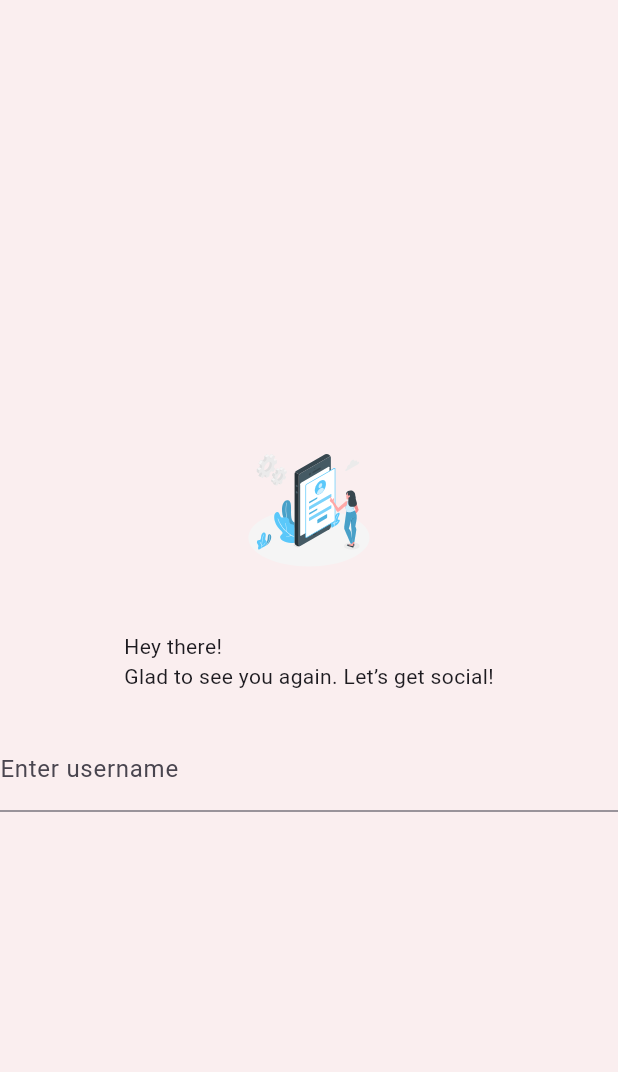
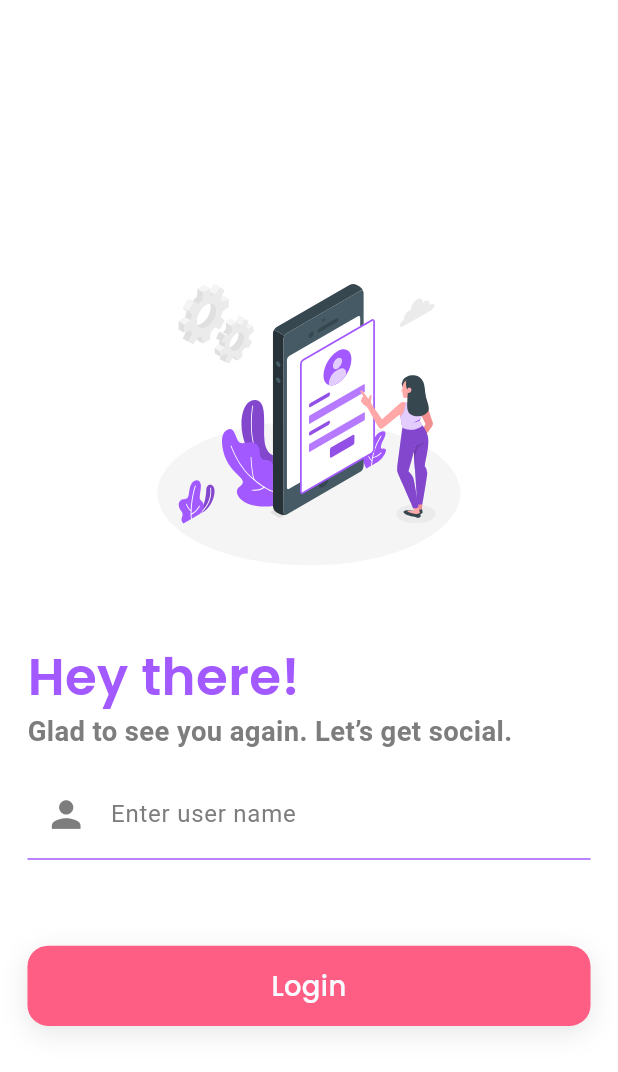
Before and after one commit to TanviDoshi/kevit-practical, a Flutter app: the screen it shows after launch, on a phone screen of 412 x 824 dp. Shown: the top 1072 px of the screen. Run offline on Flutter 3.47's test engine with Material 3 defaults, Android fonts, the phone set to English and light mode, and no system bars; our stand-ins replace flutter_screenutil, flutter_svg, get, shared_preferences; Roboto replaces fonts that are missing (regularFont).

Commit message:
login view created

```diff
--- a/lib/controllers/login_controller.dart
+++ b/lib/controllers/login_controller.dart
@@ -1,3 +1,56 @@
-class LoginController {
+import 'package:flutter/cupertino.dart';
+import 'package:get/get.dart';
+
+
+import '../routes/app_routes.dart';
+import '../services/storage_service.dart';
+import '../utils/constants.dart';
+
+
+class LoginController extends GetxController{
+  late TextEditingController usernameController;
+  bool isValidUsername = false;
+  String? errorText;
+  bool isLoading = false;
+  final storage = Get.find<StorageService>();
+
+  @override
+  void onInit() {
+    usernameController = TextEditingController();
+    super.onInit();
+  }
+
+  bool isValidateUsername(){
+    if(usernameController.text.isEmpty){
+      errorText = "Please enter username";
+      isValidUsername = false;
+    }else if(usernameController.text.length < 3){
+      errorText = "Username must be at least 3 characters long";
+      isValidUsername = false;
+    }else{
+      errorText = null;
+      isValidUsername = true;
+    }
+    update();
+    return isValidUsername;
+  }
+
+  login() async{
+    isLoading = true;
+    update();
+
+    await storage.setBoolean(Constants.isLogin, true);
+    await storage.setString(Constants.userName,usernameController.text);
+    isLoading = false;
+    navigateToDashboard();
+    update();
+
+
+
+  }
+  navigateToDashboard() {
+    Routes.navigateToFeedView();
+
+  }
 
 }
--- a/lib/main.dart
+++ b/lib/main.dart
@@ -1,4 +1,5 @@
 import 'package:flutter/material.dart';
+import 'package:flutter/services.dart';
 import 'package:flutter_screenutil/flutter_screenutil.dart';
 import 'package:get/get.dart';
 import 'package:kevit_insta_feed/routes/app_pages.dart';
@@ -6,10 +7,21 @@ import 'package:kevit_insta_feed/utils/color_constants.dart';
 import 'package:kevit_insta_feed/utils/route_constants.dart';
 import 'package:kevit_insta_feed/utils/string_constants.dart';
 
+import 'services/storage_service.dart';
+
 void main() async{
   WidgetsFlutterBinding.ensureInitialized();
-  //Get.put(BaseController(),permanent: true);
   await Future.delayed(const Duration(milliseconds: 300));
+  await Get.putAsync(() => StorageService().init());
+  SystemChrome.setSystemUIOverlayStyle(SystemUiOverlayStyle(
+    statusBarColor: Colors.transparent, // Make status bar transparent
+    statusBarIconBrightness: Brightness.dark, // For Android
+    statusBarBrightness: Brightness.light, // For iOS
+  ));
+  await SystemChrome.setPreferredOrientations([
+    DeviceOrientation.portraitUp,
+    DeviceOrientation.portraitDown,
+  ]);
   runApp(MyApp());
 }
 
--- /dev/null
+++ b/lib/routes/app_routes.dart
@@ -0,0 +1,10 @@
+import 'package:get/get.dart';
+
+import '../utils/route_constants.dart';
+
+
+class Routes{
+  static Future<void> navigateToFeedView() async {
+    Get.offAllNamed(RouteConstants.feedView);
+  }
+}
--- /dev/null
+++ b/lib/services/storage_service.dart
@@ -0,0 +1,42 @@
+import 'package:get/get.dart';
+import 'package:shared_preferences/shared_preferences.dart';
+
+
+class StorageService extends GetxService{
+  late SharedPreferences _prefs;
+
+  Future<StorageService> init() async {
+    _prefs = await SharedPreferences.getInstance();
+    return this;
+  }
+
+  Future<void> setBoolean(String key, bool value) async{
+    await _prefs.setBool(key, value);
+  }
+
+  Future<bool?> getBoolean(String key) async{
+    return _prefs.getBool(key);
+  }
+
+  Future<void> setString(String key,String value) async{
+    await _prefs.setString(key, value);
+  }
+
+  Future<String?> getString(String key) async{
+    return _prefs.getString(key);
+  }
+
+  Future<void> setInt(String key,int value) async{
+    await _prefs.setInt(key, value);
+  }
+
+  Future<int?> getInt(String key) async{
+    return _prefs.getInt(key);
+  }
+
+  Future<void> clear() async{
+    _prefs.clear();
+  }
+
+
+}
--- a/lib/utils/color_constants.dart
+++ b/lib/utils/color_constants.dart
@@ -1,34 +1,23 @@
 import 'dart:ui';
 
 class ColorConstants{
-  static const colorScreenBackground = Color(0xFFFAEEEF);
-  static const colorPrimary = Color(0xFFE30016);
+  static const colorScreenBackground = Color(0xFFFFFFFF);
+  static const colorPrimary = Color(0xFFA259FF);
+  static const colorSecondary = Color(0xFFFF5E84);
+  static const colorTextPrimary = Color(0xFF1C1C1C);
+  static const colorTextSecondary = Color(0xFF7D7D7D);
+  static const colorTextWhite = Color(0xFFF8FBFF);
+  static const colorBorderBlue = Color(0xFF0A66C2);
+  static const colorBorderGray = Color(0xFF8C8C8C);
+  static const colorTextError = Color(0xFFFF3B3B);
+  static const colorLightGray = Color(0xFFEBEBEB);
   static const colorWhite = Color(0xFFFFFFFF);
-  static const colorTextPrimary = Color(0xFF3D3A3A);
-  static const colorTextSecondary = Color(0xFFA4a49c);
-
-  static const colorTextTertiary = Color(0xFF9A9A9A);
-  static const colorTextLightGray = Color(0xFF969696);
-  static const colorTextYellow = Color(0xFFFFDB9E);
-  static const colorSeparator = Color(0xFF949494);
-  static const colorButton = Color(0xFFFFDB9E);
-  static const colorTextButton = Color(0xFF111111);
-  static const colorBackArrow = Color(0xFFAF7F31);
-  static const colorWhiteOpacity = Color(0x1AFFFFFF);
-  static const colorBottomNavigation = Color(0x80575757);
-  static const unSelectedIcon = Color(0xFFA7A7A7);
-  static const searchBarColor = Color(0xFF4B4B4B);
-  static const strokeColor = Color(0xFFBFBFBF);
-  static const appBarTitleColor = Color(0xFFFFDB9E);
-  static const colorBlack = Color(0xFF000000);
-  static const colorTextGreen = Color(0xFF98D169);
-  static const colorYellowStroke = Color(0xFFF5C677);
-  static const colorYellowFill = Color(0xFFAF7F31);
-  static const colorYellowContainer = Color(0xFFF5C677);
-  static const colorContainerGreen = Color(0xFF638646);
-  static const colorLightGreen = Color(0xFFC6E9A8);
-  static const colorLightRed = Color(0xFFE17171);
-  static const colorNotificationIcon = Color(0xFFF5C677);
-  static const colorCircularIndicator = Color(0xFFAF7F31);
-
+  static const colorIconNormal = Color(0xFF373737);
+  static const colorIconSelected = Color(0xFF0A66C2);
+  static const colorContainerGray = Color(0xFFF1F2F4);
+  static const colorTextBlue = Color(0xFF0A66C2);
+  static const colorTextTertiary = Color(0xFF3D3D3D);
+  static const colorDarkBlue = Color(0xFF07427C);
+  static const colorTextRed = Color(0xFFAF0006);
+  static const Color colorOffWhite = Color(0xFFF2F0EF);
 }
--- /dev/null
+++ b/lib/utils/constants.dart
@@ -0,0 +1,4 @@
+class Constants{
+  static const String isLogin  = "isLogin";
+  static const String userName = "userName";
+}
--- a/lib/utils/route_constants.dart
+++ b/lib/utils/route_constants.dart
@@ -1,3 +1,4 @@
 class RouteConstants{
-  static const String login = '/login';
+  static const String login = '/loginView';
+  static const String feedView = '/feedView';
 }
--- a/lib/views/auth/login_view.dart
+++ b/lib/views/auth/login_view.dart
@@ -1,43 +1,88 @@
 import 'package:flutter/material.dart';
 import 'package:flutter_screenutil/flutter_screenutil.dart';
 import 'package:flutter_svg/flutter_svg.dart';
-import 'package:kevit_insta_feed/views/widgets/text_view_widget.dart';
+import 'package:get/get.dart';
+import '../../controllers/login_controller.dart';
+import '../../utils/color_constants.dart';
+import '../widgets/button_view_widget.dart';
+import '../widgets/font_styles.dart';
+import '../widgets/progress_view_widget.dart';
+import '../widgets/text_field_widget.dart';
 
 class LoginView extends StatelessWidget {
   const LoginView({super.key});
 
   @override
   Widget build(BuildContext context) {
+    return GetBuilder<LoginController>(builder: (controller) {
       return Scaffold(
-      body: Center(
+        body: Padding(
+          padding: EdgeInsets.all(16.sp),
+          child: Stack(
+            children: [
+              Center(
                 child: SingleChildScrollView(
                   child: Column(
-            mainAxisAlignment: MainAxisAlignment.center,
+                    crossAxisAlignment: CrossAxisAlignment.start,
                     children: [
-              SvgPicture.asset(
+                      Center(
+                        child: SvgPicture.asset(
                           'assets/images/login_vector.svg',
-                width: 100.sp,
-                height: 100.sp,
+                          width: 250.sp,
+                          height: 250.sp,
+                        ),
+                      ),
+                      Text.rich(TextSpan(
+                          text: 'Hey there!',
+                          style: FontStyles.fontSemiBoldTextStyle(
+                              textSize: 30.sp, color: ColorConstants.colorPrimary),
+                          children: [
+                            TextSpan(
+                              text: '\nGlad to see you again. Let’s get social.',
+                              style: FontStyles.fontRegularTextStyle(
+                                  textSize: 16.sp,
+                                  color: ColorConstants.colorTextSecondary),
+                            ),
+                          ])),
+                      SizedBox(height: 10.sp),
+                      TextFieldWidget(
+                          keyboardType: TextInputType.text,
+                          textInputAction: TextInputAction.done,
+                          textEditingController: controller.usernameController,
+                          hintText: 'Enter user name',
+                          prefixIcon: Padding(
+                            padding: EdgeInsets.all(10.sp),
+                            child: Icon(
+                              Icons.person,
+                              color: ColorConstants.colorTextSecondary,
+                              size: 25.sp,
+                            ),
+                          ),
+                          error: controller.errorText,
+                          onChanged: (value) {
+                            controller.isValidateUsername();
+                          }),
+                      Padding(
+                          padding: EdgeInsets.only(top: 50.sp),
+                          child: ButtonViewWidget(
+                              buttonText: 'Login',
+                              buttonWidth: Get.width,
+                              onTap: () {
+                                if(controller.isValidateUsername()){
+                                  controller.login();
+                                }
+                              })
                       ),
 
-              SizedBox(height: 20.h),
-
-              TextViewWidget(
-                text: 'Hey there! \nGlad to see you again. Let’s get social!',
-              ),
-              SizedBox(height: 20.h),
-              TextField(
-                decoration: InputDecoration(
-                  labelText: 'Enter username',
-                  border: UnderlineInputBorder(
-                    borderSide: BorderSide(color: Colors.grey.shade400),
-                  )
-                ),
-              )
                     ],
                   ),
                 ),
               ),
+              controller.isLoading ?  Center(child: ProgressViewWidget()) : Container()
+            ],
+          ),
+        ),
       );
+    });
   }
 }
--- /dev/null
+++ b/lib/views/widgets/button_view_widget.dart
@@ -0,0 +1,38 @@
+import 'package:flutter/cupertino.dart';
+import 'package:flutter_screenutil/flutter_screenutil.dart';
+import 'package:kevit_insta_feed/views/widgets/text_view_widget.dart';
+import '../../utils/color_constants.dart';
+import 'font_styles.dart';
+
+class ButtonViewWidget extends StatelessWidget{
+  final double buttonWidth;
+  final String buttonText;
+  final Function() onTap;
+  final bool isEnabled;
+
+  const ButtonViewWidget({super.key, required this.buttonText, required this.buttonWidth,required this.onTap,this.isEnabled = true});
+
+  @override
+  Widget build(BuildContext context) {
+    return GestureDetector(
+      onTap: onTap,
+      child: Container(
+        width: buttonWidth,
+        padding: EdgeInsets.symmetric(horizontal: 20.sp, vertical: 12.sp),
+        decoration: BoxDecoration(
+          color: isEnabled == true ? ColorConstants.colorSecondary : ColorConstants.colorTextSecondary,
+          borderRadius: BorderRadius.circular(12.sp),
+          boxShadow: [
+            BoxShadow(
+              color: Color(0x19000000),
+              spreadRadius: 0.sp,
+              blurRadius: 13.sp,
+              offset: Offset(0, 4.sp),
+      )]
+        ),
+        child: TextViewWidget(text: buttonText, textStyle: FontStyles.fontMediumTextStyle(textSize: 16.sp, color: ColorConstants.colorTextWhite)),
+      ),
+    );
+  }
+
+}
--- a/lib/views/widgets/font_styles.dart
+++ b/lib/views/widgets/font_styles.dart
@@ -1,7 +1,15 @@
-import 'dart:ui';
+import 'package:flutter/material.dart';
 
 class FontStyles{
-  TextStyle fontSemiBoldTextStyle({required textSize, required color}) {
+  static TextStyle fontMediumTextStyle({required textSize, required color}) {
+    return TextStyle(
+      fontSize: textSize,
+      fontFamily: 'mediumFont',
+      color: color,
+    );
+  }
+
+  static TextStyle fontSemiBoldTextStyle({required textSize, required color}) {
     return TextStyle(
       fontSize: textSize,
       fontFamily: 'semiBoldFont',
@@ -10,7 +18,7 @@ class FontStyles{
     );
   }
 
-  TextStyle fontRegularTextStyle({required textSize, required color}) {
+  static TextStyle fontRegularTextStyle({required textSize, required color}) {
     return TextStyle(
       fontSize: textSize,
       fontFamily: 'regularFont',
@@ -18,12 +26,4 @@ class FontStyles{
       color: color,
     );
   }
-
-  TextStyle fontMediumTextStyle({required textSize, required color}) {
-    return TextStyle(
-      fontSize: textSize,
-      fontFamily: 'mediumFont',
-      color: color,
-    );
-  }
 }
--- /dev/null
+++ b/lib/views/widgets/progress_view_widget.dart
@@ -0,0 +1,14 @@
+import 'package:flutter/material.dart';
+import 'package:flutter_screenutil/flutter_screenutil.dart';
+
+import '../../utils/color_constants.dart';
+
+class ProgressViewWidget extends StatelessWidget {
+  @override
+  Widget build(BuildContext context) {
+    return CircularProgressIndicator(
+      valueColor: AlwaysStoppedAnimation<Color>(ColorConstants.colorSecondary),
+      strokeWidth: 3.sp,
+    );
+  }
+}
--- /dev/null
+++ b/lib/views/widgets/text_field_widget.dart
@@ -0,0 +1,76 @@
+import 'package:flutter/material.dart';
+import 'package:flutter_screenutil/flutter_screenutil.dart';
+import '../../utils/color_constants.dart';
+import 'font_styles.dart';
+
+class TextFieldWidget extends StatelessWidget {
+  final TextEditingController textEditingController;
+  final String hintText;
+  final Widget? prefixIcon;
+  final TextInputType? keyboardType;
+  final TextInputAction? textInputAction;
+  final Function(String? value) onChanged;
+  final int maxLines;
+  final bool isPassword;
+  final int? maxLength;
+  final String? error;
+
+  const TextFieldWidget(
+      {super.key, required this.textEditingController,
+      required this.hintText,
+      this.prefixIcon,
+      this.keyboardType,
+      this.textInputAction,
+      required this.onChanged,
+      this.maxLines = 1,
+      this.isPassword = false,this.maxLength,this.error});
+
+  @override
+  Widget build(BuildContext context) {
+    return TextField(
+        obscureText: isPassword,
+        maxLines: maxLines,
+        maxLength: maxLength,
+        cursorColor: ColorConstants.colorSecondary,
+        keyboardType: keyboardType,
+        textInputAction: textInputAction,
+        controller: textEditingController,
+        onChanged: (value) {
+          onChanged(value);
+        },
+        style: FontStyles.fontRegularTextStyle(
+            textSize: 14.sp, color: ColorConstants.colorTextPrimary),
+        decoration: InputDecoration(
+          counterText: "",
+          prefixIcon: prefixIcon,
+          hintText: hintText,
+          error: error != null
+              ? Text(error!, style: FontStyles.fontRegularTextStyle(
+                  textSize: 14.sp, color: ColorConstants.colorTextError))
+              : null,
+         // errorText: 'Please enter user name',
+          errorStyle: FontStyles.fontRegularTextStyle(
+              textSize: 14.sp, color: ColorConstants.colorTextError),
+
+          hintStyle: FontStyles.fontRegularTextStyle(
+              textSize: 14.sp, color: ColorConstants.colorTextSecondary),
+          contentPadding:
+              EdgeInsets.symmetric(horizontal: 5.sp, vertical: 16.sp),
+          border: UnderlineInputBorder(
+            borderSide: BorderSide(color: ColorConstants.colorPrimary),// No borderCorner radius
+          ),
+          enabledBorder:  UnderlineInputBorder(
+            borderSide: BorderSide(color: ColorConstants.colorPrimary),// No borderCorner radius
+          ),
+          focusedBorder:  UnderlineInputBorder(
+            borderSide: BorderSide(color: ColorConstants.colorPrimary),// No borderCorner radius
+          ),
+          focusedErrorBorder: UnderlineInputBorder(
+            borderSide: BorderSide(color: ColorConstants.colorTextError),// No borderCorner radius
+          ),
+          errorBorder: UnderlineInputBorder(
+            borderSide: BorderSide(color: ColorConstants.colorTextError),// No borderCorner radius
+          ),
+        ));
+  }
+}
--- a/lib/views/widgets/text_view_widget.dart
+++ b/lib/views/widgets/text_view_widget.dart
@@ -1,17 +1,18 @@
 import 'package:flutter/material.dart';
 
 class TextViewWidget extends StatelessWidget {
-  final String text;
-  final TextStyle? style;
-  final TextAlign? textAlign;
-  int maxLines = 50;
+  String text;
+  TextStyle textStyle;
+  int maxLines;
+  int lines;
+  TextAlign textAlign;
 
-  TextViewWidget({
-    required this.text,
-    this.style,
-    this.textAlign,
-    this.maxLines = 50,
-  });
+  TextViewWidget(
+      {super.key, required this.text,
+        required this.textStyle,
+        this.maxLines = 20,
+        this.lines = 1,
+        this.textAlign = TextAlign.center});
 
   @override
   Widget build(BuildContext context) {
@@ -19,7 +20,7 @@ class TextViewWidget extends StatelessWidget {
       text,
       maxLines: maxLines,
       overflow: TextOverflow.ellipsis,
-      style: style,
+      style: textStyle,
       textAlign: textAlign,
     );
   }
```
Also changed, not shown: pubspec.yaml (+10 -1 lines), assets/images/login_vector.svg, pubspec.lock. Lines whose indentation alone changed are shown as unchanged.
